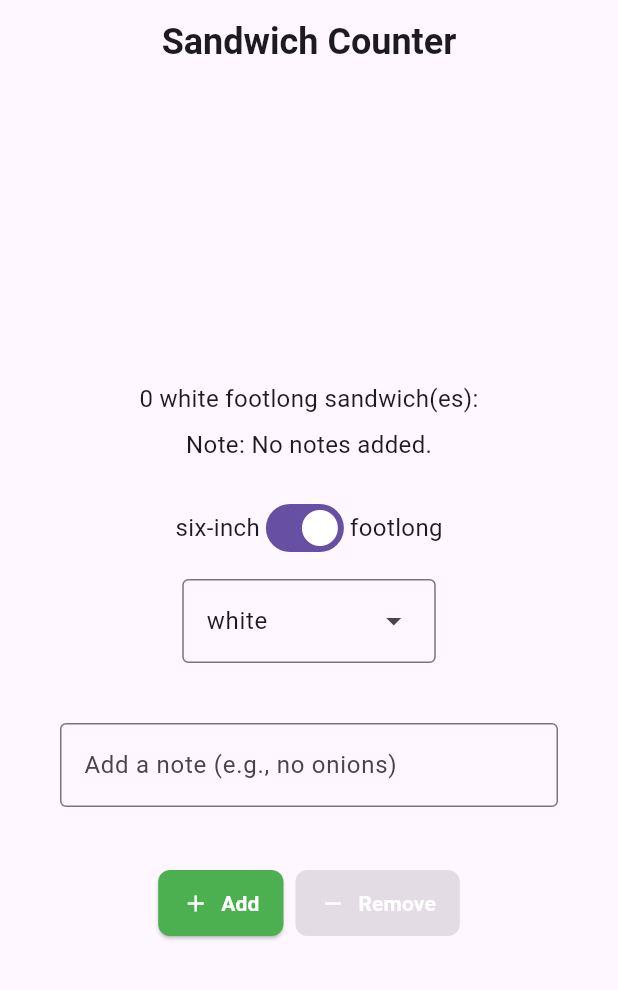
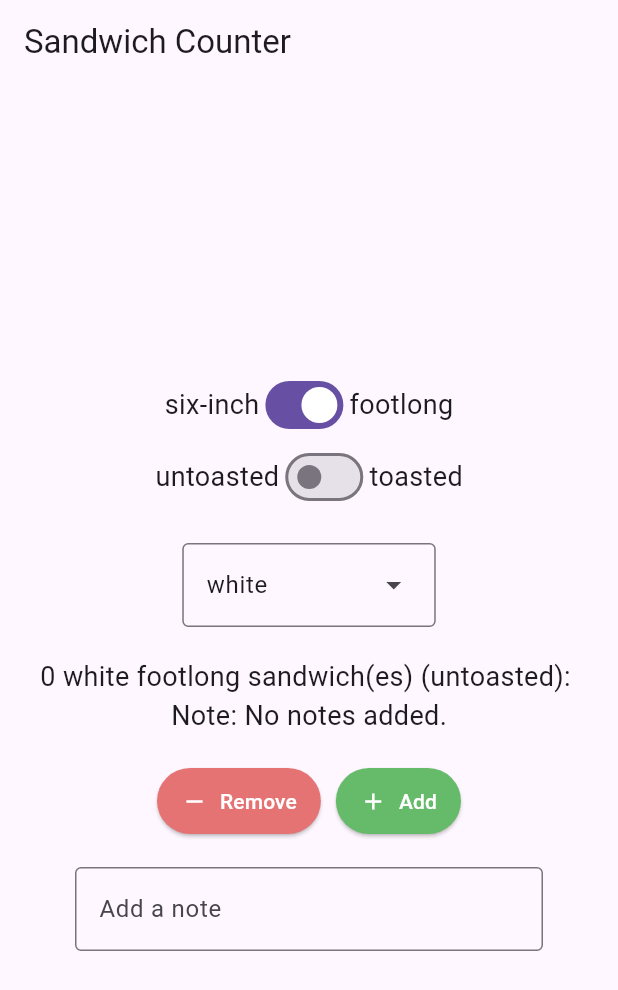
Before and after one commit to Oskar-Wieczorek-2005/first_app, a Flutter app: the screen it shows after launch, on a phone screen of 412 x 824 dp. Shown: the top 990 px of the screen. Run offline on Flutter 3.47's test engine with Material 3 defaults, Android fonts, the phone set to English and light mode, and no system bars.

Commit message:
add tosting option

```diff
--- a/lib/main.dart
+++ b/lib/main.dart
@@ -1,12 +1,10 @@
 import 'package:flutter/material.dart';
-import 'views/app_styles.dart';
-import 'repositories/order_repository.dart';
+
+void main() => runApp(const App());
 
 enum BreadType { white, wheat, wholemeal }
 
-void main() {
-  runApp(const App()); //Hi Ozi <3 I love you so much :) - A.W
-}
+const normalText = TextStyle(fontSize: 18);
 
 class App extends StatelessWidget {
   const App({super.key});
@@ -14,13 +12,198 @@ class App extends StatelessWidget {
   @override
   Widget build(BuildContext context) {
     return const MaterialApp(
-      title: 'Sandwich Shop App',
-      home: OrderScreen(maxQuantity: 5),
+      home: OrderScreen(),
     );
   }
 }
 
-/// A reusable styled button widget
+class OrderScreen extends StatefulWidget {
+  const OrderScreen({super.key});
+
+  @override
+  State<OrderScreen> createState() => _OrderScreenState();
+}
+
+class _OrderScreenState extends State<OrderScreen> {
+  int _quantity = 0;
+  bool _isFootlong = true;
+  BreadType _breadType = BreadType.white;
+  String _note = '';
+  bool _isToasted = false; // <-- new state variable
+  final int _maxQuantity = 5;
+
+  void _increment() {
+    setState(() {
+      if (_quantity < _maxQuantity) {
+        _quantity++;
+      }
+    });
+  }
+
+  void _decrement() {
+    setState(() {
+      if (_quantity > 0) {
+        _quantity--;
+      }
+    });
+  }
+
+  @override
+  Widget build(BuildContext context) {
+    final itemType = _isFootlong ? 'footlong' : 'six-inch';
+
+    return Scaffold(
+      appBar: AppBar(
+        title: const Text('Sandwich Counter'),
+      ),
+      body: Center(
+        child: Column(
+          mainAxisAlignment: MainAxisAlignment.center,
+          children: [
+            // Switch for sandwich size
+            Row(
+              mainAxisAlignment: MainAxisAlignment.center,
+              children: [
+                const Text('six-inch', style: normalText),
+                Switch(
+                  key: const Key('type_switch'),
+                  value: _isFootlong,
+                  onChanged: (value) {
+                    setState(() => _isFootlong = value);
+                  },
+                ),
+                const Text('footlong', style: normalText),
+              ],
+            ),
+
+            // 🔥 New toasted/untoasted switch row
+            Row(
+              mainAxisAlignment: MainAxisAlignment.center,
+              children: [
+                const Text('untoasted', style: normalText),
+                Switch(
+                  key: const Key('toasted_switch'),
+                  value: _isToasted,
+                  onChanged: (value) {
+                    setState(() => _isToasted = value);
+                  },
+                ),
+                const Text('toasted', style: normalText),
+              ],
+            ),
+
+            const SizedBox(height: 20),
+
+            // Dropdown for bread type
+            DropdownMenu<BreadType>(
+              initialSelection: _breadType,
+              onSelected: (BreadType? newValue) {
+                if (newValue != null) {
+                  setState(() {
+                    _breadType = newValue;
+                  });
+                }
+              },
+              dropdownMenuEntries: BreadType.values
+                  .map(
+                    (BreadType type) => DropdownMenuEntry<BreadType>(
+                      value: type,
+                      label: type.name,
+                    ),
+                  )
+                  .toList(),
+            ),
+
+            const SizedBox(height: 20),
+
+            // Quantity display
+            OrderItemDisplay(
+              quantity: _quantity,
+              itemType: itemType,
+              breadType: _breadType,
+              orderNote: _note.isEmpty ? 'No notes added.' : _note,
+              isToasted: _isToasted, // <-- pass toasted info
+            ),
+
+            const SizedBox(height: 20),
+
+            // Add/Remove buttons
+            Row(
+              mainAxisAlignment: MainAxisAlignment.center,
+              children: [
+                StyledButton(
+                  onPressed: _decrement,
+                  icon: Icons.remove,
+                  label: 'Remove',
+                  backgroundColor: Colors.red.shade300,
+                ),
+                const SizedBox(width: 10),
+                StyledButton(
+                  onPressed: _increment,
+                  icon: Icons.add,
+                  label: 'Add',
+                  backgroundColor: Colors.green.shade400,
+                ),
+              ],
+            ),
+
+            const SizedBox(height: 20),
+
+            // Notes input
+            Padding(
+              padding: const EdgeInsets.symmetric(horizontal: 50),
+              child: TextField(
+                key: const Key('notes_textfield'),
+                decoration: const InputDecoration(
+                  border: OutlineInputBorder(),
+                  labelText: 'Add a note',
+                ),
+                onChanged: (value) {
+                  setState(() {
+                    _note = value;
+                  });
+                },
+              ),
+            ),
+          ],
+        ),
+      ),
+    );
+  }
+}
+
+class OrderItemDisplay extends StatelessWidget {
+  final int quantity;
+  final String itemType;
+  final BreadType breadType;
+  final String orderNote;
+  final bool isToasted; // <-- new parameter
+
+  const OrderItemDisplay({
+    super.key,
+    required this.quantity,
+    required this.itemType,
+    required this.breadType,
+    required this.orderNote,
+    this.isToasted = false, // default
+  });
+
+  @override
+  Widget build(BuildContext context) {
+    final sandwiches = '🥪' * quantity;
+    final toastedText = isToasted ? 'toasted' : 'untoasted';
+    return Column(
+      children: [
+        Text(
+          '$quantity ${breadType.name} $itemType sandwich(es) ($toastedText): $sandwiches',
+          style: normalText,
+        ),
+        Text('Note: $orderNote', style: normalText),
+      ],
+    );
+  }
+}
+
 class StyledButton extends StatelessWidget {
   final VoidCallback? onPressed;
   final IconData icon;
@@ -39,213 +222,13 @@ class StyledButton extends StatelessWidget {
   Widget build(BuildContext context) {
     return ElevatedButton.icon(
       onPressed: onPressed,
-      icon: Icon(icon, color: Colors.white),
-      label: Text(
-        label,
-        style: const TextStyle(
-          color: Colors.white,
-          fontWeight: FontWeight.bold,
-        ),
-      ),
+      icon: Icon(icon),
+      label: Text(label),
       style: ElevatedButton.styleFrom(
         backgroundColor: backgroundColor,
+        foregroundColor: Colors.white,
         padding: const EdgeInsets.symmetric(horizontal: 16, vertical: 12),
-        shape: RoundedRectangleBorder(
-          borderRadius: BorderRadius.circular(8),
-        ),
       ),
     );
   }
 }
-
-/// Displays the order item information (quantity, bread type, notes, etc.)
-class OrderItemDisplay extends StatelessWidget {
-  final int quantity;
-  final String itemType;
-  final BreadType breadType;
-  final String orderNote;
-
-  const OrderItemDisplay({
-    super.key,
-    required this.quantity,
-    required this.itemType,
-    required this.breadType,
-    required this.orderNote,
-  });
-
-  @override
-  Widget build(BuildContext context) {
-    String displayText =
-        '$quantity ${breadType.name} $itemType sandwich(es): ${'🥪' * quantity}';
-
-    return Column(
-      children: [
-        Text(
-          displayText,
-          style: normalText,
-          textAlign: TextAlign.center,
-        ),
-        const SizedBox(height: 8),
-        Text(
-          'Note: $orderNote',
-          style: normalText,
-        ),
-      ],
-    );
-  }
-}
-
-/// Main order screen widget
-class OrderScreen extends StatefulWidget {
-  final int maxQuantity;
-
-  const OrderScreen({super.key, this.maxQuantity = 10});
-
-  @override
-  State<OrderScreen> createState() {
-    return _OrderScreenState();
-  }
-}
-
-class _OrderScreenState extends State<OrderScreen> {
-  late final OrderRepository _orderRepository;
-  final TextEditingController _notesController = TextEditingController();
-  bool _isFootlong = true;
-  BreadType _selectedBreadType = BreadType.white;
-
-  @override
-  void initState() {
-    super.initState();
-    _orderRepository = OrderRepository(maxQuantity: widget.maxQuantity);
-    _notesController.addListener(() {
-      setState(() {});
-    });
-  }
-
-  @override
-  void dispose() {
-    _notesController.dispose();
-    super.dispose();
-  }
-
-  VoidCallback? _getIncreaseCallback() {
-    if (_orderRepository.canIncrement) {
-      return () => setState(_orderRepository.increment);
-    }
-    return null;
-  }
-
-  VoidCallback? _getDecreaseCallback() {
-    if (_orderRepository.canDecrement) {
-      return () => setState(_orderRepository.decrement);
-    }
-    return null;
-  }
-
-  void _onSandwichTypeChanged(bool value) {
-    setState(() => _isFootlong = value);
-  }
-
-  void _onBreadTypeSelected(BreadType? value) {
-    if (value != null) {
-      setState(() => _selectedBreadType = value);
-    }
-  }
-
-  List<DropdownMenuEntry<BreadType>> _buildDropdownEntries() {
-    List<DropdownMenuEntry<BreadType>> entries = [];
-    for (BreadType bread in BreadType.values) {
-      DropdownMenuEntry<BreadType> newEntry = DropdownMenuEntry<BreadType>(
-        value: bread,
-        label: bread.name,
-      );
-      entries.add(newEntry);
-    }
-    return entries;
-  }
-
-  @override
-  Widget build(BuildContext context) {
-    String sandwichType = _isFootlong ? 'footlong' : 'six-inch';
-
-    String noteForDisplay = _notesController.text.isEmpty
-        ? 'No notes added.'
-        : _notesController.text;
-
-    return Scaffold(
-      appBar: AppBar(
-        title: const Text(
-          'Sandwich Counter',
-          style: heading1,
-        ),
-        centerTitle: true,
-      ),
-      body: Center(
-        child: SingleChildScrollView(
-          padding: const EdgeInsets.symmetric(horizontal: 20, vertical: 30),
-          child: Column(
-            mainAxisAlignment: MainAxisAlignment.center,
-            children: <Widget>[
-              OrderItemDisplay(
-                quantity: _orderRepository.quantity,
-                itemType: sandwichType,
-                breadType: _selectedBreadType,
-                orderNote: noteForDisplay,
-              ),
-              const SizedBox(height: 20),
-              Row(
-                mainAxisAlignment: MainAxisAlignment.center,
-                children: [
-                  const Text('six-inch', style: normalText),
-                  Switch(
-                    value: _isFootlong,
-                    onChanged: _onSandwichTypeChanged,
-                  ),
-                  const Text('footlong', style: normalText),
-                ],
-              ),
-              const SizedBox(height: 10),
-              DropdownMenu<BreadType>(
-                textStyle: normalText,
-                initialSelection: _selectedBreadType,
-                onSelected: _onBreadTypeSelected,
-                dropdownMenuEntries: _buildDropdownEntries(),
-              ),
-              const SizedBox(height: 20),
-              Padding(
-                padding: const EdgeInsets.all(20.0),
-                child: TextField(
-                  key: const Key('notes_textfield'),
-                  controller: _notesController,
-                  decoration: const InputDecoration(
-                    border: OutlineInputBorder(),
-                    labelText: 'Add a note (e.g., no onions)',
-                  ),
-                ),
-              ),
-              const SizedBox(height: 20),
-              Row(
-                mainAxisAlignment: MainAxisAlignment.center,
-                children: [
-                  StyledButton(
-                    onPressed: _getIncreaseCallback(),
-                    icon: Icons.add,
-                    label: 'Add',
-                    backgroundColor: Colors.green,
-                  ),
-                  const SizedBox(width: 8),
-                  StyledButton(
-                    onPressed: _getDecreaseCallback(),
-                    icon: Icons.remove,
-                    label: 'Remove',
-                    backgroundColor: Colors.red,
-                  ),
-                ],
-              ),
-            ],
-          ),
-        ),
-      ),
-    );
-  }
-}
```
Also changed, not shown: 2 other files.
